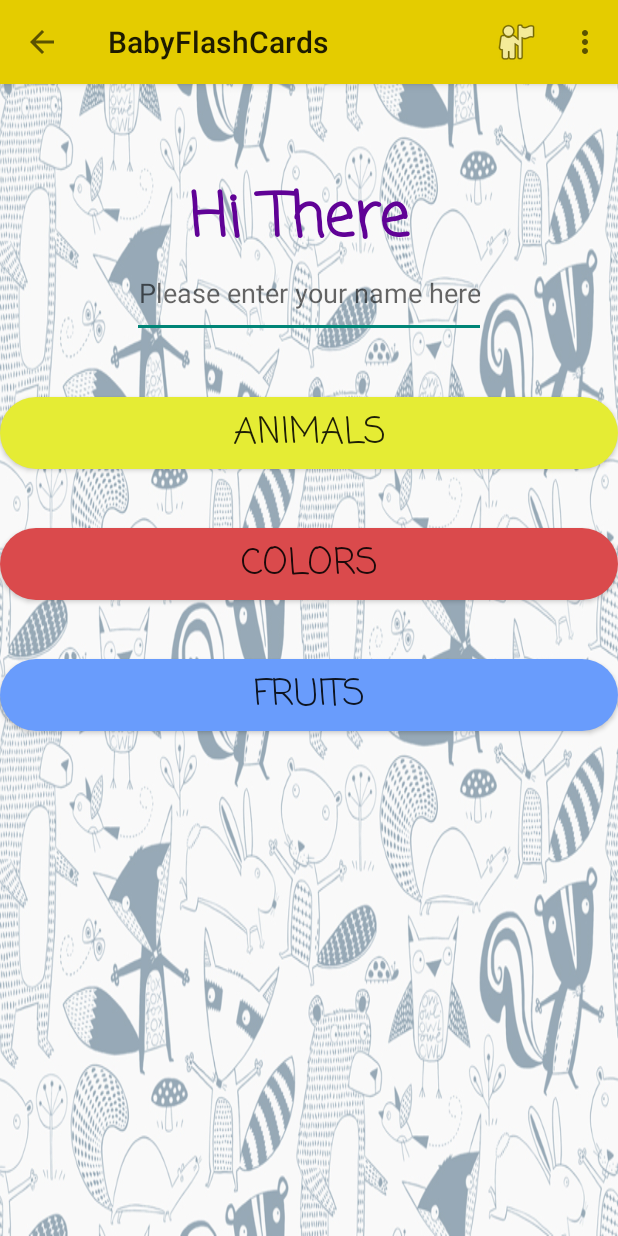
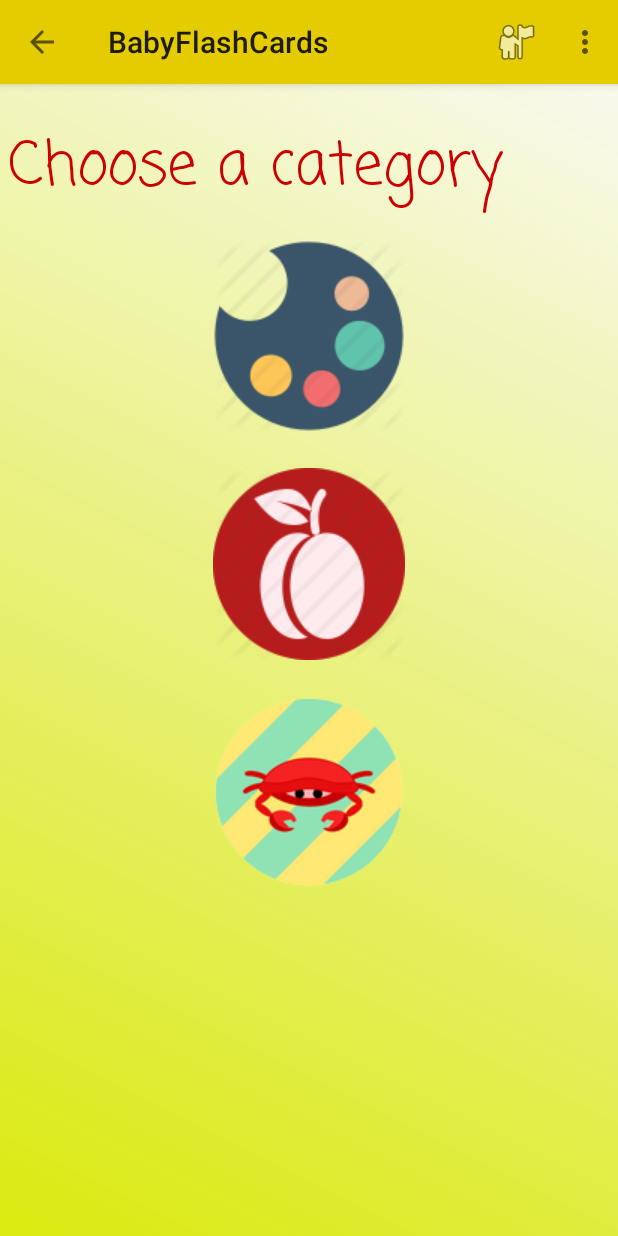
Before and after one commit to amoallem/BabyFlashCards, an Android app: the screen it shows after launch (HomeActivity), on a phone screen of 412 x 824 dp. Run offline under Robolectric (Android 15) with nearby library versions, the phone set to English and light mode, and no system bars.

Commit message:
redesign home screen

```diff
--- a/app/src/main/java/com/example/azin/babyflashcards/HomeActivity.java
+++ b/app/src/main/java/com/example/azin/babyflashcards/HomeActivity.java
@@ -11,15 +11,16 @@ import android.text.Editable;
 import android.text.TextWatcher;
 import android.view.View;
 import android.widget.EditText;
+import android.widget.ImageButton;
 import android.widget.Toast;
 import android.widget.Button;
 import android.content.Intent;
 
 public class HomeActivity extends BaseActivity implements View.OnClickListener{
 
-    Button buttonAnimals, buttonColors, buttonFruits;
+    ImageButton buttonAnimals, buttonColors, buttonFruits;
     MediaPlayer soundAnimals, soundColors;
-    EditText userName;
+    //EditText userName;
     private  SharedPreferences  preferences;
     private  SharedPreferences.Editor  editor;
 
@@ -28,27 +29,27 @@ public class HomeActivity extends BaseActivity implements View.OnClickListener{
     protected void onCreate(Bundle savedInstanceState) {
         super.onCreate(savedInstanceState);
 
-        buttonAnimals = (Button) findViewById(R.id.buttonAnimals);
+        buttonAnimals = (ImageButton) findViewById(R.id.buttonAnimals);
         buttonAnimals.setOnClickListener(this);
 
-        buttonColors = (Button) findViewById(R.id.buttonColors);
+        buttonColors = (ImageButton) findViewById(R.id.buttonColors);
         buttonColors.setOnClickListener(this);
 
-        buttonFruits = (Button) findViewById(R.id.buttonFruits);
+        buttonFruits = (ImageButton) findViewById(R.id.buttonFruits);
         buttonFruits.setOnClickListener(this);
 
         soundAnimals = MediaPlayer.create(this, R.raw.sound_animal);
-        userName = (EditText) findViewById(R.id.editTextName);
+        //userName = (EditText) findViewById(R.id.editTextName);
 
         preferences = PreferenceManager.getDefaultSharedPreferences(this);
         editor = preferences.edit();
 
 
-        if(preferences.contains(PersistedPreferences.SELECTED_CHILD_NAME)){
-            userName.setText(preferences.getString(PersistedPreferences.SELECTED_CHILD_NAME, "Enter your child's name "));
-        }
+        //if(preferences.contains(PersistedPreferences.SELECTED_CHILD_NAME)){
+        //    userName.setText(preferences.getString(PersistedPreferences.SELECTED_CHILD_NAME, "Enter your child's name "));
+        //}
 
-        userName.addTextChangedListener(new TextWatcher() {
+       /* userName.addTextChangedListener(new TextWatcher() {
             @Override
             public void beforeTextChanged(CharSequence s, int start, int count, int after) {
 
@@ -64,7 +65,7 @@ public class HomeActivity extends BaseActivity implements View.OnClickListener{
                 editor.putString(PersistedPreferences.SELECTED_CHILD_NAME, userName.getText().toString());
                 editor.commit();
             }
-        });
+        });*/
 
 
 
--- /dev/null
+++ b/app/src/main/res/drawable/home_gradiant.xml
@@ -0,0 +1,8 @@
+<?xml version="1.0" encoding="utf-8"?>
+<shape xmlns:android="http://schemas.android.com/apk/res/android"
+    android:shape="rectangle">
+    <gradient
+        android:startColor="#dae90e"
+        android:endColor="#00ec0505"
+        android:angle="45"/>
+</shape>
--- a/app/src/main/res/drawable/rounded_button.xml
+++ b/app/src/main/res/drawable/rounded_button.xml
@@ -1,10 +1,11 @@
 <?xml version="1.0" encoding="utf-8"?>
 <shape xmlns:android="http://schemas.android.com/apk/res/android"
-    android:shape="rectangle">
-    <solid android:color="#333333" />
-    <corners android:bottomRightRadius="180dp"
-        android:bottomLeftRadius="180dp"
-        android:topRightRadius="180dp"
-        android:topLeftRadius="180dp"/>
+    android:shape="oval"
+    android:layout_width="match_parent"
+    android:layout_height="match_parent">
+  <!--  <solid android:color="#333333" /> -->
+
+  <!--  <gradient android:startColor="#dec721" android:endColor="#ffffff"
+        android:angle="270"/> -->
 
 </shape>
--- a/app/src/main/res/layout/activity_home.xml
+++ b/app/src/main/res/layout/activity_home.xml
@@ -1,95 +1,94 @@
 <?xml version="1.0" encoding="utf-8"?>
-
-
-
-<RelativeLayout xmlns:android="http://schemas.android.com/apk/res/android"
-    xmlns:app="http://schemas.android.com/apk/res-auto"
+<TableLayout xmlns:android="http://schemas.android.com/apk/res/android"
     xmlns:tools="http://schemas.android.com/tools"
-    android:fitsSystemWindows="true"
-
-
-    android:layout_width="match_parent"
-    android:layout_height="match_parent"
-    android:background="@drawable/friendly_forest">
-   <!-- android:paddingBottom="@dimen/activity_vertical_margin"
-    android:paddingLeft="@dimen/activity_horizontal_margin"
-    android:paddingRight="@dimen/activity_horizontal_margin"
-    android:paddingTop="@dimen/activity_vertical_margin"
-
-    tools:context="com.example.azin.babyflashcards.HomeActivity"> -->
-
+    android:id="@+id/tableLayout1"
+    android:layout_width="fill_parent"
+    android:layout_height="fill_parent"
+    android:background="@drawable/home_gradiant">
 
     <include xmlns:android="http://schemas.android.com/apk/res/android"
         android:id="@+id/toolbar"
         layout="@layout/toolbar"/>
 
-    <Button
-        android:text="@string/animals"
+    <TableRow
+        android:id="@+id/tableRow0"
         android:layout_width="match_parent"
-        android:layout_height="wrap_content"
-        android:layout_marginTop="39dp"
-        android:bottomRightRadius="38dp"
-        android:bottomLeftRadius="8dp"
-        android:topRightRadius="8dp"
-        android:topLeftRadius="8dp"
-        android:id="@+id/buttonAnimals"
-        android:background="@drawable/rounded_button"
-        android:backgroundTint="#E5EC34"
-        android:fontFamily="casual"
-        android:layout_below="@+id/editTextName"
-       android:gravity="center"
-        android:textSize="24sp" />
-
-    <Button
-        android:text="@string/colors"
-        android:layout_width="match_parent"
-        android:layout_height="wrap_content"
-        android:layout_marginTop="39dp"
-        android:id="@+id/buttonColors"
-        android:background="@drawable/rounded_button"
-        android:backgroundTint="#DA4A4C"
-        android:fontFamily="casual"
-        android:layout_below="@+id/buttonAnimals"
-        android:textSize="24sp" />
-
-    <Button
-        android:text="@string/fruits"
-        android:layout_width="match_parent"
-        android:layout_height="wrap_content"
-        android:layout_marginTop="39dp"
-        android:id="@+id/buttonFruits"
-        android:background="@drawable/rounded_button"
-        android:backgroundTint="#699CFC"
-        android:fontFamily="casual"
-        android:layout_below="@+id/buttonColors"
-        android:textSize="24sp" />
+        android:layout_height="match_parent"
+        android:padding="5dip" >
 
         <TextView
             android:layout_width="match_parent"
             android:layout_height="wrap_content"
             android:id="@+id/helloMessage"
-     android:gravity="center"
             android:textSize="40sp"
-     android:text="Hi There "
+            android:text="Choose a category"
             android:textAppearance="@style/TextAppearance.AppCompat.Title"
             android:fontFamily="casual"
-     android:textColor="@color/colorAccent"
-     android:textStyle="normal|bold"
-     android:layout_marginTop="60dp"
-     android:layout_below="@+id/toolbar"
-     android:layout_alignParentLeft="true"
-     android:layout_alignParentStart="true" />
+            android:textColor="@android:color/holo_red_dark"
+            android:layout_marginTop="20dp"
+            android:layout_weight="1"/>
 
- <EditText
+    </TableRow>
+
+    <!-- 2 columns -->
+    <TableRow
+        android:id="@+id/tableRow1"
+        android:layout_width="match_parent"
+        android:layout_height="match_parent"
+        android:padding="5dip" >
+
+        <ImageButton
+            android:id="@+id/buttonColors"
+            android:layout_width="fill_parent"
+            android:layout_height="fill_parent"
+            android:src="@drawable/colors_icon"
+            android:background="@drawable/rounded_button"
+            android:contentDescription="obrazek"
+            android:padding="5dp"
+            android:layout_margin="1dp"
+            android:layout_gravity="center_vertical"
+            android:layout_weight="1"
+            />
+    </TableRow>
+
+    <!-- edittext span 2 column -->
+    <TableRow
+        android:id="@+id/tableRow2"
         android:layout_width="wrap_content"
-        android:layout_height="60dp"
-        android:hint="Please enter your name here"
-        android:gravity="center"
-        android:lines="1"
-        android:id="@+id/editTextName"
-     android:layout_marginTop="49dp"
-     android:layout_alignTop="@+id/helloMessage"
-     android:layout_centerHorizontal="true" />
+        android:layout_height="wrap_content"
+        android:padding="5dip" >
+
+        <ImageButton
+            android:id="@+id/buttonFruits"
+            android:layout_width="fill_parent"
+            android:layout_height="fill_parent"
+            android:src="@drawable/fruits_icon"
+            android:background="@drawable/rounded_button"
+            android:contentDescription="obrazek"
+            android:padding="5dp"
+            android:layout_margin="1dp"
+            android:layout_weight="1"
+            />
+    </TableRow>
+
+    <!-- 3 columns -->
+    <TableRow
+        android:id="@+id/tableRow3"
+        android:layout_width="match_parent"
+        android:layout_height="match_parent"
+        android:padding="5dip" >
+        <ImageButton
+            android:id="@+id/buttonAnimals"
+            android:layout_width="fill_parent"
+            android:layout_height="fill_parent"
+            android:src="@drawable/animals_icon"
+            android:background="@drawable/rounded_button"
+            android:contentDescription="obrazek"
+            android:padding="5dp"
+            android:layout_margin="1dp"
+            android:layout_weight="1"
+            />
+    </TableRow>
 
 
-</RelativeLayout>
+</TableLayout>
--- a/app/src/main/res/values/colors.xml
+++ b/app/src/main/res/values/colors.xml
@@ -1,6 +1,6 @@
 <?xml version="1.0" encoding="utf-8"?>
 <resources>
-    <color name="colorPrimary">#E4CC00</color>
+    <color name="colorPrimary">#e4cc00</color>
     <color name="colorPrimaryDark">#CCE400</color>
     <color name="colorAccent">#600296</color>
 </resources>
```
Also changed, not shown: app/src/main/res/drawable/animals_icon.png (added), app/src/main/res/drawable/colors_icon.png (added), app/src/main/res/drawable/fruits_icon.png (added). Lines whose indentation alone changed are shown as unchanged.
